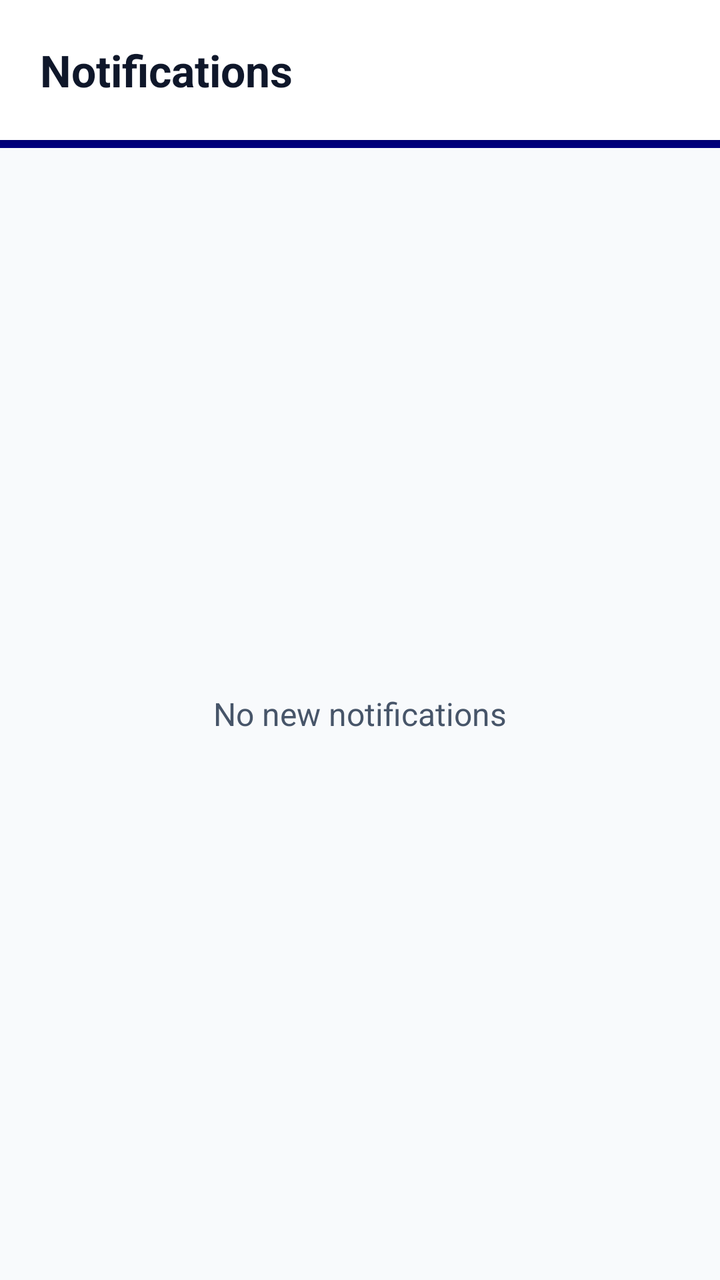
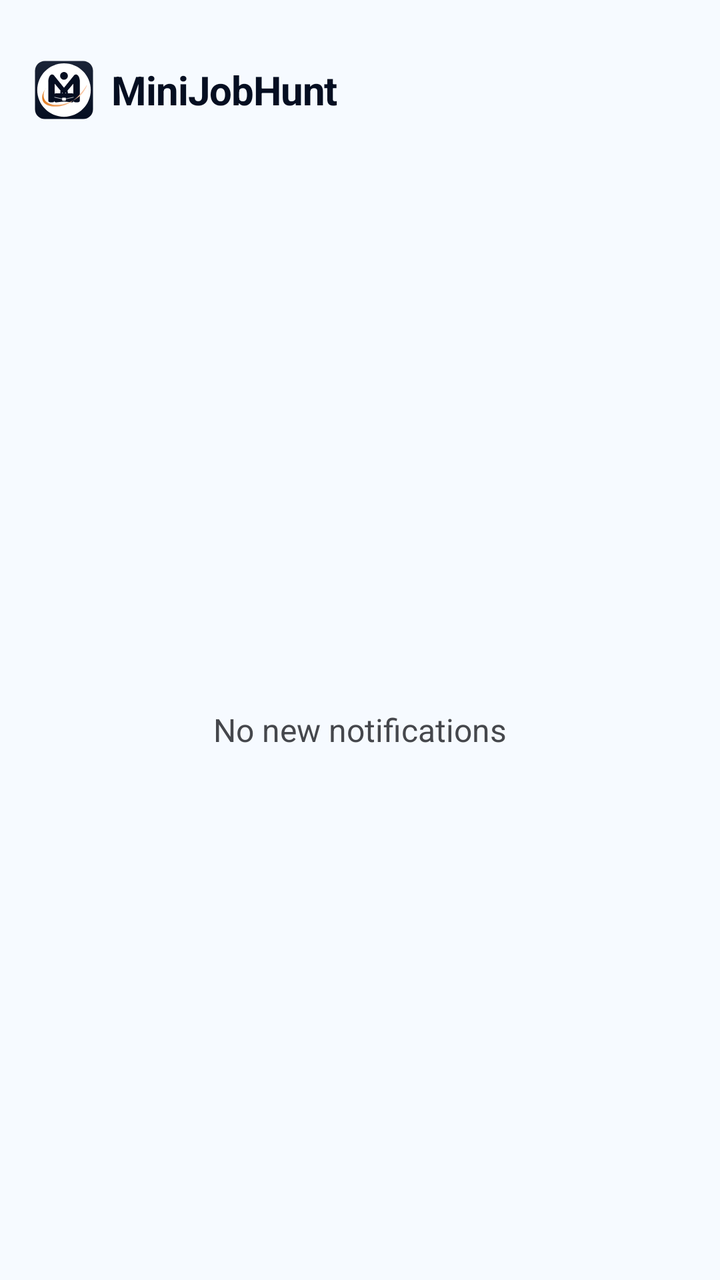

Screens rendered from an Android XML layout before and after an edit, with the pre-edit source and the edit as a unified diff.
<!-- AndroidManifest.xml: application theme Theme.MiniJobHunt -->
<!-- res/layout/fragment_notification.xml -->
<?xml version="1.0" encoding="utf-8"?>
<LinearLayout xmlns:android="http://schemas.android.com/apk/res/android"
    android:layout_width="match_parent"
    android:layout_height="match_parent"
    android:orientation="vertical"
    android:background="@color/background">

    
    <LinearLayout
        android:layout_width="match_parent"
        android:layout_height="wrap_content"
        android:orientation="vertical">

        <RelativeLayout
            android:layout_width="match_parent"
            android:layout_height="70dp"
            android:background="@color/surface"
            android:elevation="4dp"
            android:paddingHorizontal="20dp">

            <TextView
                android:layout_width="wrap_content"
                android:layout_height="wrap_content"
                android:layout_centerVertical="true"
                android:text="Notifications"
                android:textColor="@color/text_primary"
                android:textSize="22sp"
                android:textStyle="bold" />

        </RelativeLayout>

        <View
            android:layout_width="match_parent"
            android:layout_height="4dp"
            android:background="@color/primary" />
    </LinearLayout>

    <LinearLayout
        android:layout_width="match_parent"
        android:layout_height="match_parent"
        android:gravity="center"
        android:padding="20dp">

        <TextView
            android:layout_width="wrap_content"
            android:layout_height="wrap_content"
            android:text="No new notifications"
            android:textColor="@color/text_secondary"
            android:textSize="16sp" />

    </LinearLayout>

</LinearLayout>
<!-- resources referenced by this layout -->
<resources>
  <color name="background">#F8FAFC</color>
  <color name="primary">#000080</color>
  <color name="surface">#FFFFFF</color>
  <color name="text_primary">#0F172A</color>
  <color name="text_secondary">#475569</color>
  <style name="Theme.MiniJobHunt" parent="Base.Theme.MiniJobHunt" />
  <style name="Base.Theme.MiniJobHunt" parent="Theme.Material3.DayNight.NoActionBar">
          <item name="colorPrimary">@color/primary</item>
          <item name="colorOnPrimary">@color/white</item>
          <item name="colorPrimaryContainer">@color/primary_light</item>
          <item name="colorOnPrimaryContainer">@color/primary_dark</item>
  
          <item name="colorSecondary">@color/info</item>
          <item name="colorOnSecondary">@color/white</item>
  
          <item name="android:windowBackground">@color/background</item>
          <item name="android:statusBarColor">@color/background</item>
          <item name="android:windowLightStatusBar">true</item>
  
          
          <item name="textAppearanceHeadlineLarge">@style/AppText.HeadlineLarge</item>
          <item name="textAppearanceTitleMedium">@style/AppText.TitleMedium</item>
          <item name="textAppearanceBodyLarge">@style/AppText.BodyLarge</item>
      </style>
  <color name="white">#FFFFFF</color>
  <color name="primary_light">#E6E6FF</color>
  <color name="primary_dark">#000066</color>
  <color name="info">#000080</color>
  <style name="AppText.HeadlineLarge">
          <item name="android:textSize">30sp</item>
          <item name="android:textStyle">bold</item>
          <item name="android:textColor">@color/text_primary</item>
          <item name="android:letterSpacing">-0.02</item>
      </style>
  <style name="AppText.TitleMedium">
          <item name="android:textSize">18sp</item>
          <item name="android:textStyle">bold</item>
          <item name="android:textColor">@color/text_primary</item>
      </style>
  <style name="AppText.BodyLarge">
          <item name="android:textSize">16sp</item>
          <item name="android:textColor">@color/text_secondary</item>
      </style>
</resources>

<!-- the commit's change to res/layout/fragment_notification.xml (unified diff, before → after) -->
@@ -6,34 +6,9 @@
     android:background="@color/background">
 
     
-    <LinearLayout
-        android:layout_width="match_parent"
-        android:layout_height="wrap_content"
-        android:orientation="vertical">
-
-        <RelativeLayout
-            android:layout_width="match_parent"
-            android:layout_height="70dp"
-            android:background="@color/surface"
-            android:elevation="4dp"
-            android:paddingHorizontal="20dp">
-
-            <TextView
-                android:layout_width="wrap_content"
-                android:layout_height="wrap_content"
-                android:layout_centerVertical="true"
-                android:text="Notifications"
-                android:textColor="@color/text_primary"
-                android:textSize="22sp"
-                android:textStyle="bold" />
-
-        </RelativeLayout>
-
-        <View
-            android:layout_width="match_parent"
-            android:layout_height="4dp"
-            android:background="@color/primary" />
-    </LinearLayout>
+    <include
+        android:id="@+id/header"
+        layout="@layout/layout_common_header" />
 
     <LinearLayout
         android:layout_width="match_parent"
@@ -51,3 +26,36 @@
     </LinearLayout>
 
 </LinearLayout>
+<!-- res/layout/layout_common_header.xml (included above) -->
+<?xml version="1.0" encoding="utf-8"?>
+<RelativeLayout xmlns:android="http://schemas.android.com/apk/res/android"
+    xmlns:app="http://schemas.android.com/apk/res-auto"
+    android:layout_width="match_parent"
+    android:layout_height="90dp"
+    android:background="@color/surface"
+    android:paddingHorizontal="16dp"
+    android:paddingTop="24dp">
+
+    <LinearLayout
+        android:layout_width="wrap_content"
+        android:layout_height="wrap_content"
+        android:layout_centerVertical="true"
+        android:gravity="center_vertical"
+        android:orientation="horizontal">
+
+        <ImageView
+            android:layout_width="32dp"
+            android:layout_height="32dp"
+            android:src="@drawable/ic_mainlogo" />
+
+        <TextView
+            android:layout_width="wrap_content"
+            android:layout_height="wrap_content"
+            android:layout_marginStart="8dp"
+            android:text="MiniJobHunt"
+            android:textColor="@color/primary"
+            android:textSize="20sp"
+            android:textStyle="bold"
+            android:letterSpacing="-0.02" />
+    </LinearLayout>
+</RelativeLayout>
<!-- resource entries referenced after the edit -->
@@ -1,18 +1,20 @@
 <!-- resources referenced by this layout -->
 <resources>
-  <color name="background">#F8FAFC</color>
-  <color name="primary">#000080</color>
-  <color name="surface">#FFFFFF</color>
-  <color name="text_primary">#0F172A</color>
-  <color name="text_secondary">#475569</color>
+  <color name="background">#f6faff</color>
+  <color name="primary">#050e21</color>
+  <color name="surface">#f6faff</color>
+  <color name="text_primary">#141d23</color>
+  <color name="text_muted">#76777d</color>
+  <color name="text_secondary">#45474c</color>
+  <!-- drawable ic_mainlogo: vector/xml drawable (drawable, 3696 chars, omitted) -->
   <style name="Theme.MiniJobHunt" parent="Base.Theme.MiniJobHunt" />
   <style name="Base.Theme.MiniJobHunt" parent="Theme.Material3.DayNight.NoActionBar">
           <item name="colorPrimary">@color/primary</item>
           <item name="colorOnPrimary">@color/white</item>
-          <item name="colorPrimaryContainer">@color/primary_light</item>
-          <item name="colorOnPrimaryContainer">@color/primary_dark</item>
+          <item name="colorPrimaryContainer">@color/primary_container</item>
+          <item name="colorOnPrimaryContainer">@color/on_primary_container</item>
   
-          <item name="colorSecondary">@color/info</item>
+          <item name="colorSecondary">@color/secondary</item>
           <item name="colorOnSecondary">@color/white</item>
   
           <item name="android:windowBackground">@color/background</item>
@@ -23,13 +25,14 @@
           <item name="textAppearanceHeadlineLarge">@style/AppText.HeadlineLarge</item>
           <item name="textAppearanceTitleMedium">@style/AppText.TitleMedium</item>
           <item name="textAppearanceBodyLarge">@style/AppText.BodyLarge</item>
+          <item name="textAppearanceLabelMedium">@style/AppText.LabelMedium</item>
       </style>
   <color name="white">#FFFFFF</color>
-  <color name="primary_light">#E6E6FF</color>
-  <color name="primary_dark">#000066</color>
-  <color name="info">#000080</color>
+  <color name="primary_container">#1b2437</color>
+  <color name="on_primary_container">#828ba2</color>
+  <color name="secondary">#5c5f60</color>
   <style name="AppText.HeadlineLarge">
-          <item name="android:textSize">30sp</item>
+          <item name="android:textSize">24sp</item>
           <item name="android:textStyle">bold</item>
           <item name="android:textColor">@color/text_primary</item>
           <item name="android:letterSpacing">-0.02</item>
@@ -43,5 +46,11 @@
           <item name="android:textSize">16sp</item>
           <item name="android:textColor">@color/text_secondary</item>
       </style>
+  <style name="AppText.LabelMedium">
+          <item name="android:textSize">12sp</item>
+          <item name="android:textStyle">bold</item>
+          <item name="android:textColor">@color/text_muted</item>
+          <item name="android:letterSpacing">0.01</item>
+      </style>
 </resources>
 
